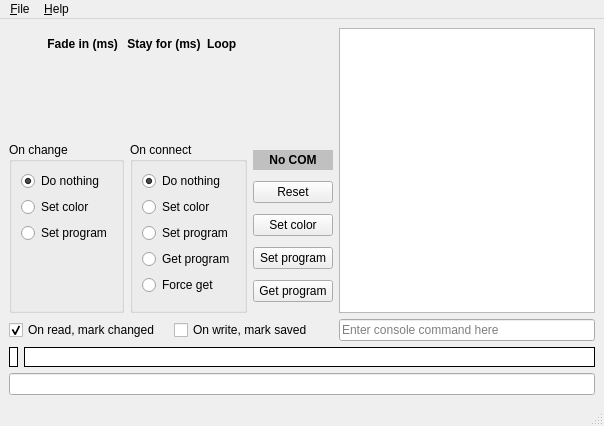
Kreyl/armlet, file MeshConsole/FireflyControl.ui: the form before one commit.
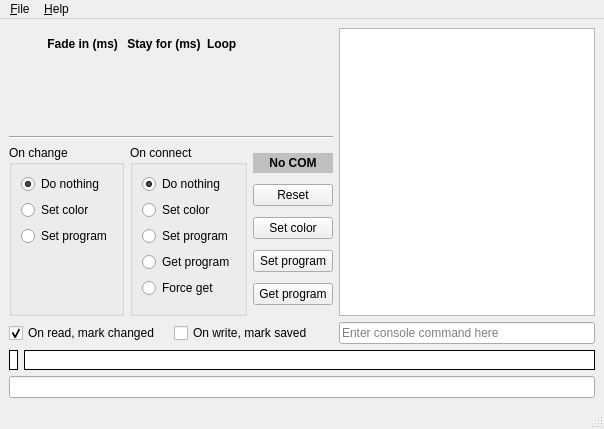
The form after the commit. Icons and pictures are not drawn. Custom widgets are drawn as their Qt base class.

Commit message: FireflyControl draft

Patch:
```diff
--- a/MeshConsole/FireflyControl.ui
+++ b/MeshConsole/FireflyControl.ui
@@ -171,7 +171,11 @@
      </widget>
     </item>
     <item row="1" column="0">
-     <widget class="Line" name="horizontalLine"/>
+     <widget class="Line" name="horizontalLine">
+      <property name="orientation">
+       <enum>Qt::Horizontal</enum>
+      </property>
+     </widget>
     </item>
     <item row="2" column="0">
      <layout class="QHBoxLayout" name="controlLayout">
```
The commit also changes 2 other files.
